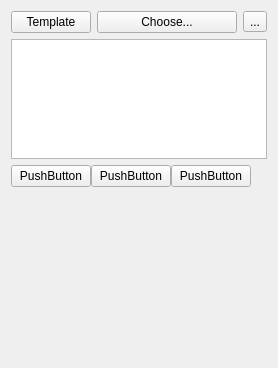
First picture: the form in src/ui/pastepanel.ui, repository LambolAlee/PasTk-Cpp, before the edit.
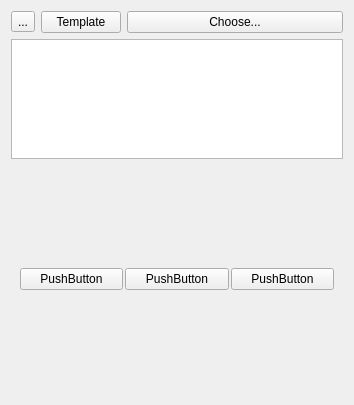
Second picture: the form after the edit. The open tabs and pages were chosen to show the change.

```diff
--- a/src/ui/pastepanel.ui
+++ b/src/ui/pastepanel.ui
@@ -6,7 +6,7 @@
    <rect>
     <x>0</x>
     <y>0</y>
-    <width>291</width>
+    <width>354</width>
     <height>405</height>
    </rect>
   </property>
@@ -14,10 +14,14 @@
    <string>Form</string>
   </property>
   <layout class="QGridLayout" name="gridLayout">
-   <property name="sizeConstraint">
-    <enum>QLayout::SetFixedSize</enum>
-   </property>
    <item row="0" column="0">
+    <widget class="QToolButton" name="toolButton">
+     <property name="text">
+      <string>...</string>
+     </property>
+    </widget>
+   </item>
+   <item row="0" column="1">
     <layout class="QHBoxLayout" name="horizontalLayout">
      <item>
       <widget class="QPushButton" name="pushButton">
@@ -41,13 +45,6 @@
      </item>
     </layout>
    </item>
-   <item row="0" column="1">
-    <widget class="QToolButton" name="toolButton">
-     <property name="text">
-      <string>...</string>
-     </property>
-    </widget>
-   </item>
    <item row="1" column="0" colspan="2">
     <widget class="QTextEdit" name="textEdit">
      <property name="sizePolicy">
@@ -71,11 +68,11 @@
      </property>
      <widget class="QWidget" name="page">
       <layout class="QVBoxLayout" name="verticalLayout">
+       <item>
+        <widget class="QWidget" name="widget" native="true">
+         <layout class="QHBoxLayout" name="horizontalLayout_2">
        <property name="spacing">
-        <number>0</number>
-       </property>
-       <property name="sizeConstraint">
-        <enum>QLayout::SetFixedSize</enum>
+           <number>2</number>
        </property>
        <property name="leftMargin">
         <number>0</number>
@@ -90,8 +87,6 @@
         <number>0</number>
        </property>
        <item>
-        <layout class="QHBoxLayout" name="horizontalLayout_2">
-         <item>
           <widget class="QPushButton" name="pushButton_4">
            <property name="text">
             <string>PushButton</string>
@@ -113,6 +108,7 @@
           </widget>
          </item>
         </layout>
+        </widget>
        </item>
       </layout>
      </widget>
```
Left out of the diff: 2 changed lines with no effect on the pictures. Lines whose indentation alone changed are shown as unchanged.
